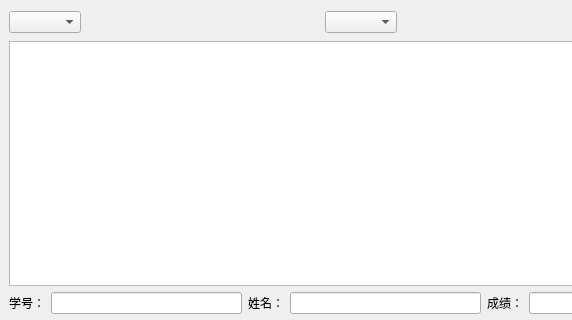
The window that stu_system/mainwindow.ui (Fangmuchen/QT-stu_system-) describes before a commit, drawn with Qt 5; both pictures show x 0 to 572 and y 0 to 320 of the 729 by 627 pixel window.
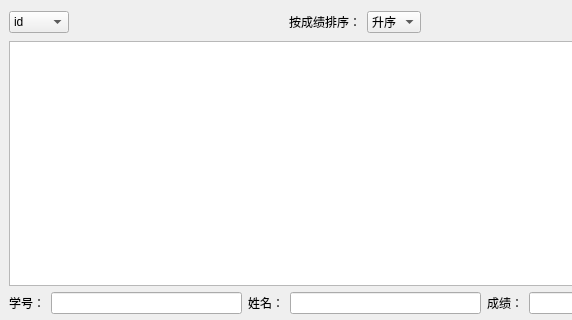
The same window after the commit. Icons and pictures are not drawn.

What changed in the file:
```diff
--- a/stu_system/mainwindow.ui
+++ b/stu_system/mainwindow.ui
@@ -33,7 +33,18 @@
       <item>
        <layout class="QHBoxLayout" name="horizontalLayout">
         <item>
-         <widget class="QComboBox" name="comboBoxValue"/>
+         <widget class="QComboBox" name="comboBoxValue_sort">
+          <item>
+           <property name="text">
+            <string>id</string>
+           </property>
+          </item>
+          <item>
+           <property name="text">
+            <string>score</string>
+           </property>
+          </item>
+         </widget>
         </item>
         <item>
          <spacer name="horizontalSpacer_2">
@@ -49,7 +60,28 @@
          </spacer>
         </item>
         <item>
-         <widget class="QComboBox" name="comboBoxCond"/>
+         <widget class="QLabel" name="label_3">
+          <property name="text">
+           <string>按成绩排序：</string>
+          </property>
+          <property name="margin">
+           <number>1</number>
+          </property>
+         </widget>
+        </item>
+        <item>
+         <widget class="QComboBox" name="comboBoxOrder_sort">
+          <item>
+           <property name="text">
+            <string>升序</string>
+           </property>
+          </item>
+          <item>
+           <property name="text">
+            <string>倒序</string>
+           </property>
+          </item>
+         </widget>
         </item>
         <item>
          <spacer name="horizontalSpacer_3">
```
